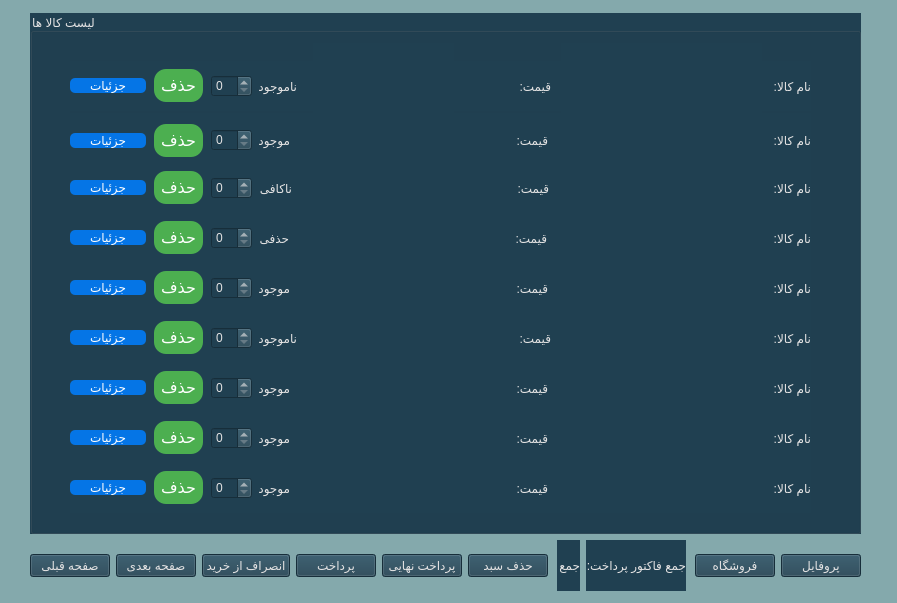
Qt form Project_Ap/cart.ui (AP-projects-4001/metagoofill) before a commit.
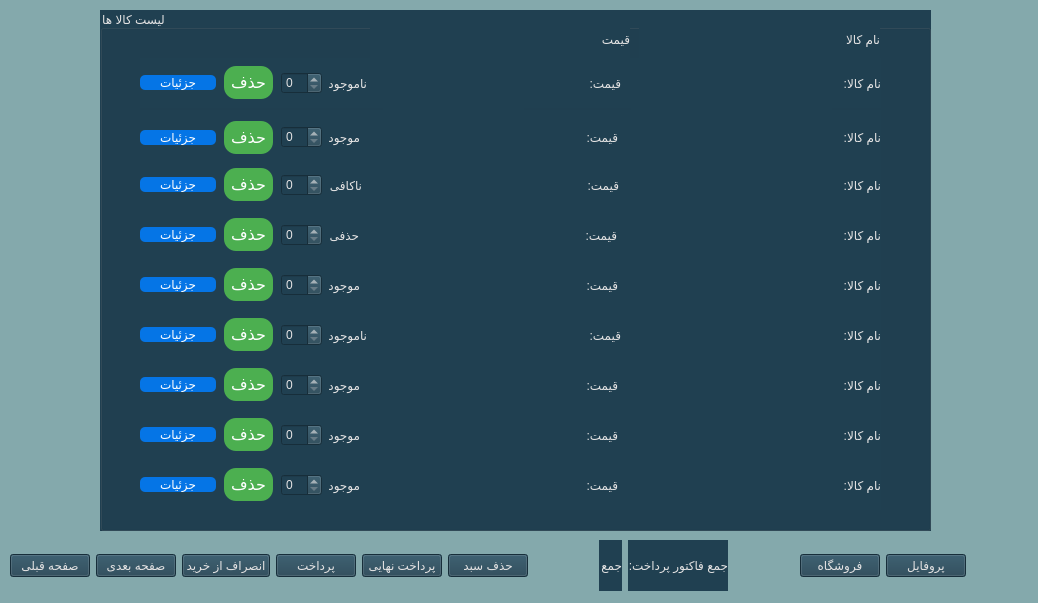
The same form after that commit.

The edit to the form file:
```diff
--- a/Project_Ap/cart.ui
+++ b/Project_Ap/cart.ui
@@ -6,7 +6,7 @@
    <rect>
     <x>0</x>
     <y>0</y>
-    <width>897</width>
+    <width>1038</width>
     <height>603</height>
    </rect>
   </property>
@@ -20,8 +20,8 @@
   <widget class="QGroupBox" name="groupBox">
    <property name="geometry">
     <rect>
-     <x>30</x>
-     <y>13</y>
+     <x>100</x>
+     <y>10</y>
      <width>831</width>
      <height>521</height>
     </rect>
@@ -46,19 +46,6 @@
      <string/>
     </property>
    </widget>
-   <widget class="QLabel" name="label_type_0">
-    <property name="geometry">
-     <rect>
-      <x>531</x>
-      <y>30</y>
-      <width>201</width>
-      <height>24</height>
-     </rect>
-    </property>
-    <property name="text">
-     <string/>
-    </property>
-   </widget>
    <widget class="QLabel" name="label_type_1">
     <property name="geometry">
      <rect>
@@ -1142,13 +1129,51 @@
      </item>
     </layout>
    </widget>
+   <widget class="QLabel" name="label">
+    <property name="geometry">
+     <rect>
+      <x>270</x>
+      <y>10</y>
+      <width>260</width>
+      <height>38</height>
+     </rect>
+    </property>
+    <property name="styleSheet">
+     <string notr="true">background-color: rgb(32, 64, 81);
+color: rgb(228, 227, 227);
+font: 12pt &quot;Lalezar&quot;;
+</string>
+    </property>
+    <property name="text">
+     <string>قیمت</string>
+    </property>
+   </widget>
+   <widget class="QLabel" name="label_2">
+    <property name="geometry">
+     <rect>
+      <x>539</x>
+      <y>10</y>
+      <width>241</width>
+      <height>38</height>
+     </rect>
+    </property>
+    <property name="styleSheet">
+     <string notr="true">background-color: rgb(32, 64, 81);
+color: rgb(228, 227, 227);
+font: 12pt &quot;Lalezar&quot;;
+</string>
+    </property>
+    <property name="text">
+     <string>نام کالا</string>
+    </property>
+   </widget>
   </widget>
   <widget class="QWidget" name="layoutWidget">
    <property name="geometry">
     <rect>
-     <x>30</x>
+     <x>10</x>
      <y>540</y>
-     <width>831</width>
+     <width>1021</width>
      <height>51</height>
     </rect>
    </property>
@@ -1309,6 +1334,19 @@
       </property>
      </widget>
     </item>
+    <item>
+     <spacer name="horizontalSpacer_21">
+      <property name="orientation">
+       <enum>Qt::Horizontal</enum>
+      </property>
+      <property name="sizeHint" stdset="0">
+       <size>
+        <width>40</width>
+        <height>20</height>
+       </size>
+      </property>
+     </spacer>
+    </item>
    </layout>
   </widget>
  </widget>
```
Left out of the diff: 13 changed lines with no effect on the pictures.
